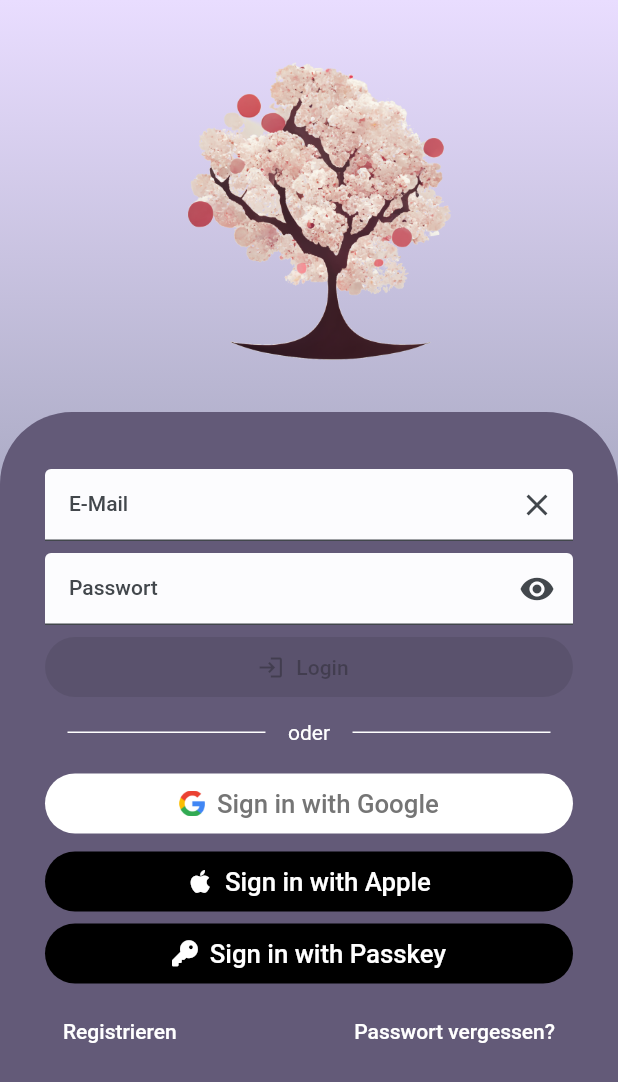
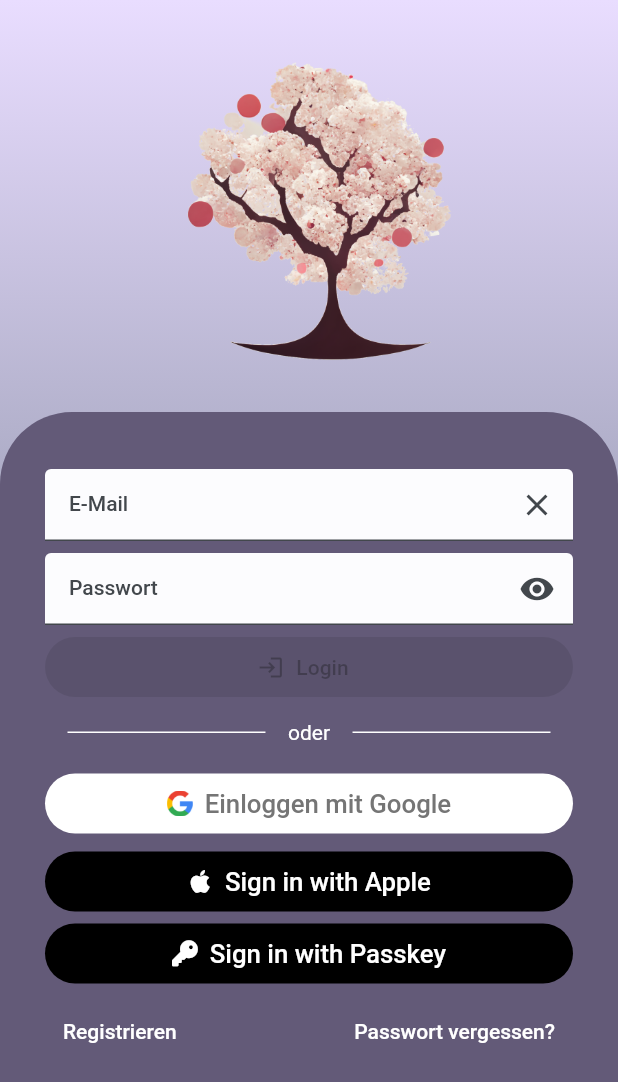
Before and after one commit to The-CodeCave/moodtracker, a Flutter app: the screen it shows after launch, on a phone screen of 412 x 824 dp. Shown: the top 1082 px of the screen. Run offline on Flutter 3.47's test engine with Material 2 defaults, Android fonts, the phone set to English and light mode, and no system bars; our stand-ins replace bloc, cloud_firestore, equatable, firebase_auth, firebase_core, flutter_bloc and 8 more; missing offline and left inert: dart:html; accounts and stored records are empty.

Commit message:
using social login provider and widget for google

```diff
--- a/lib/login/widgets/google_sign_in_button.dart
+++ b/lib/login/widgets/google_sign_in_button.dart
@@ -1,14 +1,11 @@
 import 'package:flutter/material.dart';
-import 'package:flutter_bloc/flutter_bloc.dart';
+import 'package:moodtracker/login/model/login_provider.dart';
 
-import '../../constants.dart';
-import '../bloc/login_bloc.dart';
+import 'social_login_button.dart';
 
 class GoogleSignInButton extends StatelessWidget {
-  final double fontSize = loginButtonHeight * 0.43;
-  final Color fontColor = const Color(0xFF757575);
-  final Color buttonBackground = Colors.white;
-  final String signIn = 'Sign in with Google';
+  final Color foregroundColor = const Color(0xFF757575);
+  final Color backgroundColor = Colors.white;
   final String assetPath = 'assets/googlelogo.png';
 
   const GoogleSignInButton({
@@ -17,37 +14,14 @@
 
   @override
   Widget build(BuildContext context) {
-    return BlocBuilder<LoginBloc, LoginState>(
-      builder: (context, state) {
-        return FilledButton(
-          style: FilledButton.styleFrom(backgroundColor: buttonBackground),
-          onPressed: () async {
-            context.read<LoginBloc>().add(
-                  GoogleLoginButtonPressed(),
-                );
-          },
-          child: Padding(
-            padding: const EdgeInsets.all(defaultSpacerSize),
-            child: Row(
-              mainAxisAlignment: MainAxisAlignment.center,
-              children: [
-                SizedBox.square(
-                  dimension: fontSize,
-                  child: Image.asset(
-                    assetPath,
-                    fit: BoxFit.fill,
-                  ),
-                ),
-                SizedBox(width: defaultSpacerSize),
-                Text(
-                  signIn,
-                  style: TextStyle(color: fontColor, fontSize: fontSize, fontWeight: FontWeight.w500),
-                ),
-              ],
-            ),
-          ),
-        );
-      },
+    return SocialLoginButton(
+      provider: LoginProvider.google,
+      icon: Image.asset(
+        assetPath,
+        fit: BoxFit.fill,
+      ),
+      backgroundColor: backgroundColor,
+      foregroundColor: foregroundColor,
     );
   }
 }
--- a/lib/login/widgets/social_login_button.dart
+++ b/lib/login/widgets/social_login_button.dart
@@ -5,7 +5,8 @@
 import '../../constants.dart';
 import '../bloc/login_bloc.dart';
 
-class LoginButton extends StatelessWidget {
+class SocialLoginButton extends StatelessWidget {
+  final String notImplemented = 'Social provider not implemented.';
   final double fontSize = loginButtonHeight * 0.43;
 
   final LoginProvider provider;
@@ -13,7 +14,7 @@
   final Color foregroundColor;
   final Color backgroundColor;
 
-  const LoginButton({
+  const SocialLoginButton({
     required this.provider,
     required this.icon,
     required this.foregroundColor,
@@ -32,7 +33,14 @@
               case LoginProvider.google:
                 context.read<LoginBloc>().add(GoogleLoginButtonPressed());
                 break;
+              case LoginProvider.apple:
+                context.read<LoginBloc>().add(AppleLoginButtonPressed());
+                break;
+              case LoginProvider.appleKeyPass:
+                context.read<LoginBloc>().add(LoginWithPasskey());
+                break;
               default:
+                throw Exception(notImplemented);
             }
           },
           child: Padding(
```
Also changed, not shown: lib/login/bloc/login_bloc.dart (+13 -1 lines).
